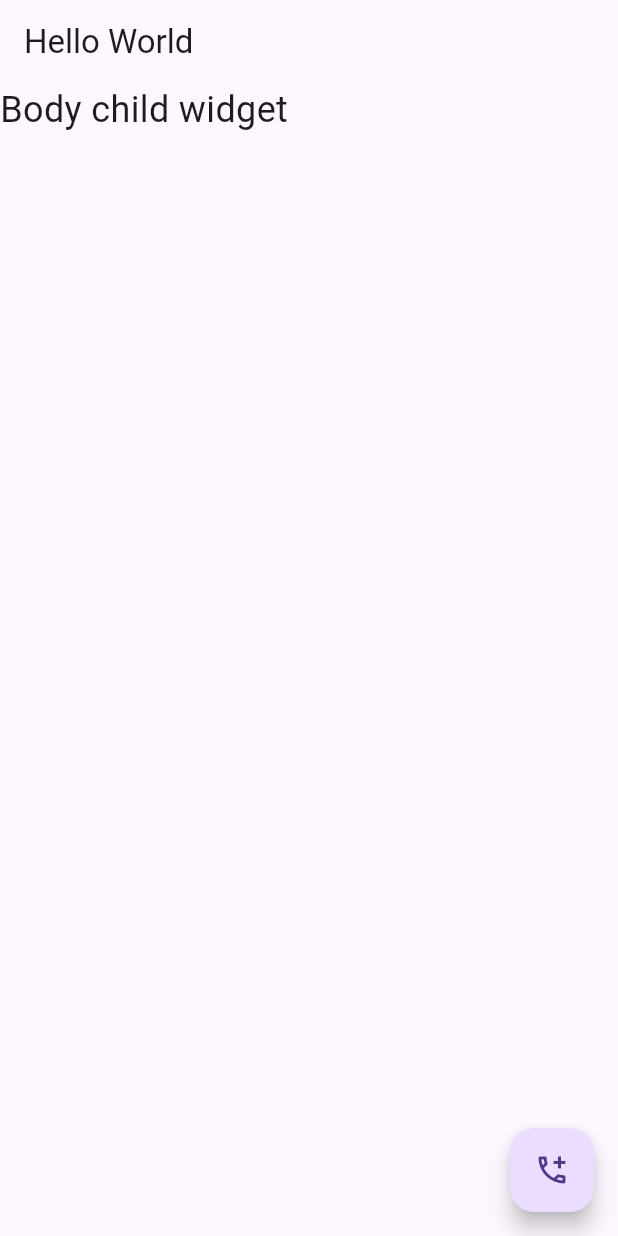
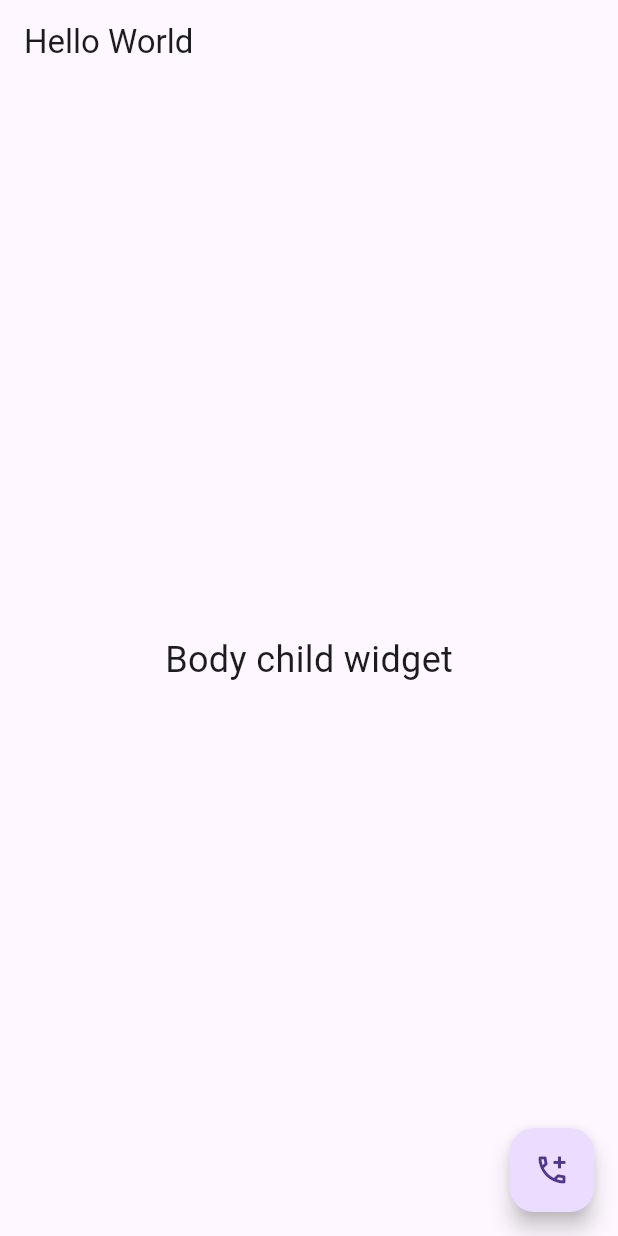
Before and after one commit to srinu2003/flutter_hero, a Flutter app: the screen it shows after launch, on a phone screen of 412 x 824 dp. Run offline on Flutter 3.47's test engine with Material 3 defaults, Android fonts, the light colour scheme and no system bars.

Commit message:
Update README.md and main.dart

```diff
--- a/lib/main.dart
+++ b/lib/main.dart
@@ -15,10 +15,10 @@ class MainApp extends StatelessWidget {
         appBar: AppBar(
           title: const Text('Hello World'),
         ),
-        // body: const Center(
-        //   child: Text('Body child widget', style: TextStyle(fontSize: 24)),
-        // ),
-        body: const Text( 'Body child widget', style: TextStyle(fontSize: 24)),
+        body: const Center(
+          child: Text('Body child widget', style: TextStyle(fontSize: 24)),
+        ),
+        // body: const Text( 'Body child widget', style: TextStyle(fontSize: 24)),
         floatingActionButton: FloatingActionButton(
           onPressed: () {
             if (kDebugMode) {
```
Also changed, not shown: day1.png (added), 1 other file.
